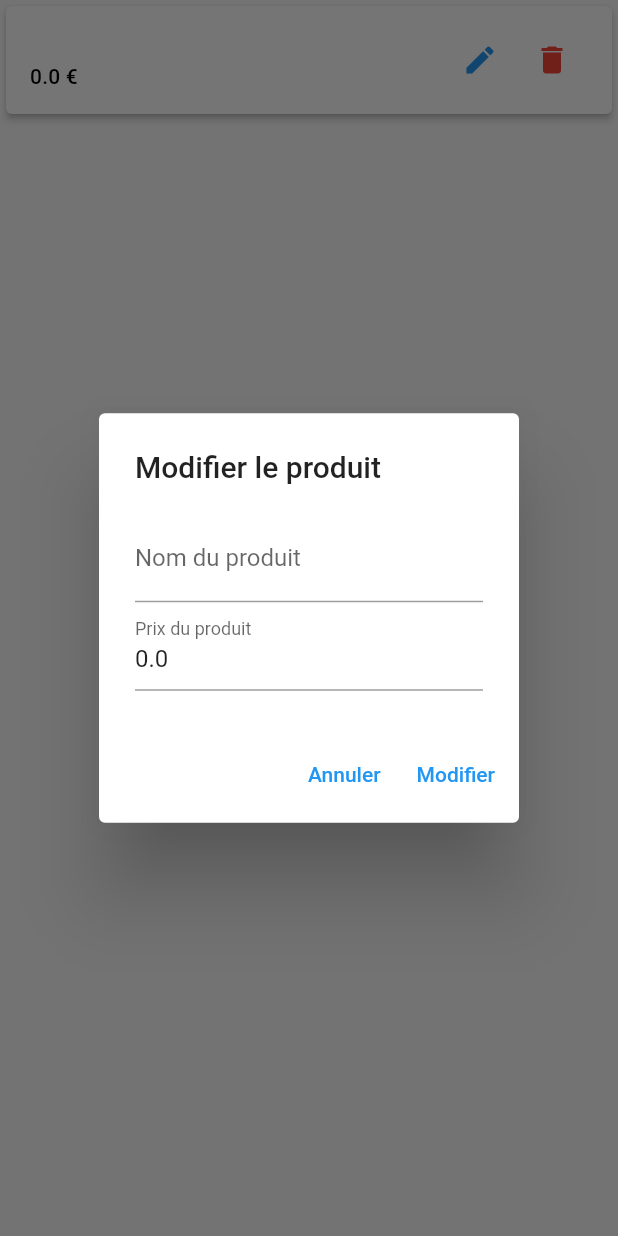
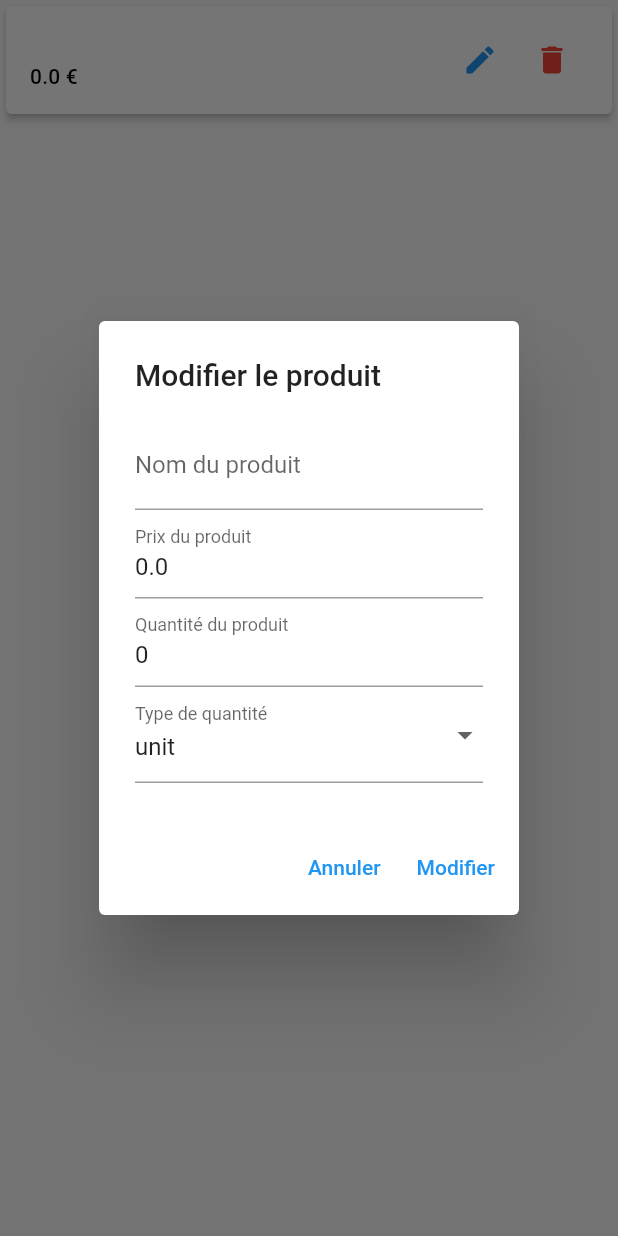
Before and after one commit to Virex22/shopping-app, a Flutter app: the ProductTile widget shown alone on an empty page, opened directly with empty values, after a tap on the "edit" icon, on a phone screen of 412 x 824 dp. Run offline on Flutter 3.47's test engine with Material 2 defaults, Android fonts, the phone set to English and light mode, and no system bars; our stand-ins replace dio, flutter_dotenv, go_router, logger; network calls fail.

Commit message:
feat : add quantity notion on product

```diff
--- a/lib/api/abstract_api.dart
+++ b/lib/api/abstract_api.dart
@@ -1,5 +1,6 @@
 import 'package:dio/dio.dart';
 import 'package:flutter_dotenv/flutter_dotenv.dart';
+import 'package:logger/logger.dart';
 
 abstract class AbstractAPI {
   late Dio dio;
@@ -50,6 +51,9 @@ abstract class AbstractAPI {
       final response = await dio.put(path, data: data);
       return response;
     } catch (e) {
+      if (e is DioException) {
+        Logger().e(e.response!.data);
+      }
       throw Exception('Erreur lors de la requête PUT : $e');
     }
   }
--- /dev/null
+++ b/lib/helper/quantity_helper.dart
@@ -0,0 +1,119 @@
+import 'package:shopping_app/model/product.dart';
+
+class QuantityHelper {
+  static String getQuantity(Product product) {
+    if (product.quantityType == 'unit') {
+      return '${product.quantity.toInt()}';
+    } else if (product.quantityType == 'liquid') {
+      return _getLiquidQuantity(product);
+    } else if (product.quantityType == 'weight') {
+      return _getWeightQuantity(product);
+    }
+    return '${product.quantity.toInt()}';
+  }
+
+  static int getQuantityValue(Product product) {
+    if (product.quantityType == 'unit') {
+      return product.quantity.toInt();
+    } else if (product.quantityType == 'liquid') {
+      if (product.quantity < 1) {
+        return (product.quantity * 1000).toInt();
+      } else {
+        return product.quantity.toInt();
+      }
+    } else if (product.quantityType == 'weight') {
+      if (product.quantity < 1) {
+        return (product.quantity * 1000).toInt();
+      } else if (product.quantity < 1000) {
+        return product.quantity.toInt();
+      } else {
+        return (product.quantity ~/ 1000).toInt();
+      }
+    }
+    return product.quantity.toInt();
+  }
+
+  static String removeDecimalZeroFormat(double num) {
+    String formattedNum = num.toStringAsFixed(3);
+
+    while (formattedNum.endsWith('0')) {
+      formattedNum = formattedNum.substring(0, formattedNum.length - 1);
+    }
+
+    if (formattedNum.endsWith('.')) {
+      formattedNum = formattedNum.substring(0, formattedNum.length - 1);
+    }
+
+    return formattedNum;
+  }
+
+  static String _getWeightQuantity(Product product) {
+    double gram = product.quantity;
+
+    if (gram < 1) {
+      return '${(gram * 1000).toInt()}mg';
+    } else if (gram < 1000) {
+      return '${removeDecimalZeroFormat(gram)}g';
+    } else {
+      return '${removeDecimalZeroFormat(gram / 1000)}kg';
+    }
+  }
+
+  static String _getLiquidQuantity(Product product) {
+    double liter = product.quantity;
+
+    if (liter < 1) {
+      return '${(liter * 1000).toInt()}ml';
+    } else {
+      return '${removeDecimalZeroFormat(liter)}l';
+    }
+  }
+
+  static double pharseQuantity(double quantity, String? quantityType) {
+    if (quantityType != null) {
+      quantityType = quantityType.toLowerCase();
+    }
+    List<String> acceptTypes = ['mg', 'g', 'kg', 'ml', 'l', 'unit'];
+    if (quantityType != null && !acceptTypes.contains(quantityType)) {
+      throw Exception(
+          'Invalid quantity type, must be in $acceptTypes, $quantityType given');
+    }
+    if (quantityType == 'mg' || quantityType == 'ml') {
+      return quantity / 1000;
+    } else if (quantityType == 'g' ||
+        quantityType == 'unit' ||
+        quantityType == 'l') {
+      return quantity;
+    } else if (quantityType == 'kg') {
+      return quantity * 1000;
+    } else {
+      throw Exception('you never should be here');
+    }
+  }
+
+  static getQuantityType(String quantityType) {
+    quantityType = quantityType.toLowerCase();
+    if (quantityType == 'unit') {
+      return 'unit';
+    } else if (quantityType == 'ml' || quantityType == 'l') {
+      return 'liquid';
+    } else if (quantityType == 'mg' ||
+        quantityType == 'g' ||
+        quantityType == 'kg') {
+      return 'weight';
+    }
+    throw Exception('Invalid quantity type');
+  }
+
+  static String getQuantityVariation(Product product) {
+    double quantity = product.quantity;
+    if (product.quantityType == 'unit') {
+      return 'unit';
+    } else if (product.quantityType == 'liquid') {
+      return quantity < 1 ? 'ml' : 'l';
+    } else if (product.quantityType == 'weight') {
+      return quantity < 1 ? 'mg' : (quantity < 1000 ? 'g' : 'kg');
+    }
+    return 'unit';
+  }
+}
--- a/lib/model/product.dart
+++ b/lib/model/product.dart
@@ -1,3 +1,4 @@
+import 'package:shopping_app/helper/quantity_helper.dart';
 import 'package:shopping_app/model/shop.dart';
 
 class Product {
@@ -5,7 +6,11 @@ class Product {
   String name;
   double price;
   DateTime dateAdd;
+  String quantityType;
+  double quantity;
+
   get iri => '/products/$id';
+  get quantityText => QuantityHelper.getQuantity(this);
   Shop? shop;
 
   Product(
@@ -13,6 +18,8 @@ class Product {
       required this.name,
       required this.price,
       required this.dateAdd,
+      required this.quantity,
+      this.quantityType = 'unit',
       this.shop});
 
   factory Product.fromJson(Map<String, dynamic> json) {
@@ -20,6 +27,8 @@ class Product {
         id: json['id'],
         name: json['name'],
         price: json['price'].toDouble(),
+        quantity: double.parse(json['quantity']),
+        quantityType: json['quantityType'] ?? 'unit',
         dateAdd: DateTime.parse(json['dateAdd']));
   }
 }
--- a/lib/partial/component/dialog/product_dialog.dart
+++ b/lib/partial/component/dialog/product_dialog.dart
@@ -1,18 +1,32 @@
 import 'package:flutter/material.dart';
+import 'package:shopping_app/helper/quantity_helper.dart';
 import 'package:shopping_app/model/product.dart';
 
 void showProductFormDialog({
   required BuildContext context,
   required String title,
   required String validationText,
-  required Function(String name, double price) validationAction,
+  required Function(
+          String name, double price, double quantity, String quantityType)
+      validationAction,
   String annulationText = 'Annuler',
   Product? productModel,
 }) {
+  List<String> quantityTypes = ['unit', 'ml', 'L', 'mg', 'g', 'kg'];
+  late String selectedQuantityType;
   final TextEditingController nameController =
       TextEditingController(text: productModel?.name);
   final TextEditingController priceController =
       TextEditingController(text: productModel?.price.toString());
+  final TextEditingController quantityController = TextEditingController();
+  if (productModel != null) {
+    quantityController.text =
+        QuantityHelper.getQuantityValue(productModel).toString();
+    selectedQuantityType = QuantityHelper.getQuantityVariation(productModel);
+    if (selectedQuantityType == 'l') selectedQuantityType = 'L';
+  } else {
+    selectedQuantityType = 'unit';
+  }
   showDialog(
     context: context,
     builder: (context) => AlertDialog(
@@ -29,6 +43,24 @@ void showProductFormDialog({
             controller: priceController,
             keyboardType: TextInputType.number,
           ),
+          TextField(
+            decoration: const InputDecoration(labelText: 'Quantité du produit'),
+            controller: quantityController,
+            keyboardType: TextInputType.number,
+          ),
+          DropdownButtonFormField<String>(
+            value: selectedQuantityType,
+            decoration: const InputDecoration(labelText: 'Type de quantité'),
+            onChanged: (String? newValue) {
+              selectedQuantityType = newValue ?? 'unit';
+            },
+            items: quantityTypes.map((String type) {
+              return DropdownMenuItem<String>(
+                value: type,
+                child: Text(type),
+              );
+            }).toList(),
+          ),
         ],
       ),
       actions: [
@@ -42,8 +74,14 @@ void showProductFormDialog({
           onPressed: () async {
             final String name = nameController.text.trim();
             final double price = double.tryParse(priceController.text) ?? 0.0;
+            final double quantity =
+                double.tryParse(quantityController.text) ?? 1.0;
             Navigator.of(context).pop();
-            validationAction(name, price);
+            validationAction(
+                name,
+                price,
+                QuantityHelper.pharseQuantity(quantity, selectedQuantityType),
+                QuantityHelper.getQuantityType(selectedQuantityType));
           },
           child: Text(validationText),
         ),
--- a/lib/partial/product/product_tile.dart
+++ b/lib/partial/product/product_tile.dart
@@ -21,13 +21,21 @@ class ProductTile extends StatelessWidget {
         title: 'Modifier le produit',
         validationText: 'Modifier',
         productModel: product,
-        validationAction: (String name, double price) async {
+        validationAction: (String name, double price, double quantity,
+            String quantityType) async {
           if (name.isEmpty || price <= 0) {
             return;
           }
+          if (quantity <= 0) {
+            quantity = 1;
+          }
           final productApi = ProductAPI();
-          Product editedProduct = await productApi
-              .updateProduct(product.id, {'name': name, 'price': price});
+          Product editedProduct = await productApi.updateProduct(product.id, {
+            'name': name,
+            'price': price,
+            'quantity': quantity.toStringAsFixed(3),
+            'quantityType': quantityType,
+          });
           handleProductAction('update', editedProduct);
         });
   }
@@ -50,13 +58,26 @@ class ProductTile extends StatelessWidget {
         });
   }
 
+  String getTitle() {
+    String title = product.name;
+    if (product.quantity > 0 &&
+        !(product.quantityType == "unit" && product.quantity == 1)) {
+      if (product.quantityType != "unit") {
+        title += ' (${product.quantityText})';
+      } else {
+        title += ' (x${product.quantity.toInt()})';
+      }
+    }
+    return title;
+  }
+
   @override
   Widget build(BuildContext context) {
     return Card(
       elevation: 2,
       child: ListTile(
         title: Text(
-          product.name,
+          getTitle(),
           style: Theme.of(context).textTheme.titleMedium,
         ),
         subtitle: Text(
--- a/pubspec.yaml
+++ b/pubspec.yaml
@@ -38,6 +38,7 @@ dependencies:
   dio: ^5.2.1+1
   flutter_dotenv: ^5.1.0
   provider: ^6.0.5
+  logger: ^2.0.1
 
 dev_dependencies:
   flutter_test:
```
Also changed, not shown: lib/page/product_list.dart (+6 -1 lines), pubspec.lock.
